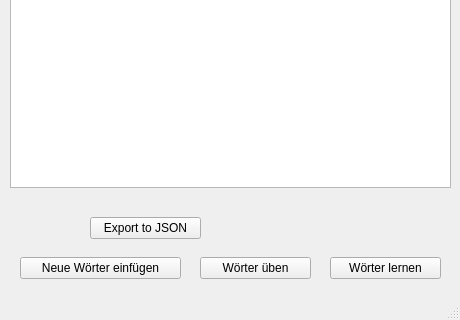
The window that mainwindow.ui (MisterHyde/vocaburglary) describes before a commit, drawn with Qt 5; both pictures show x 0 to 460 and y 400 to 720 of the 460 by 720 pixel window.
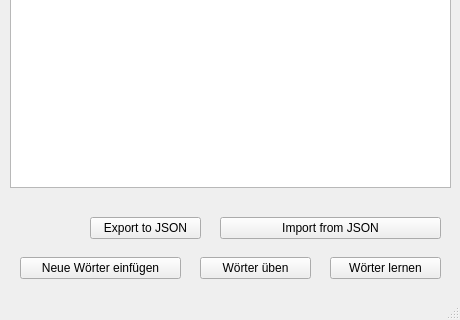
The same window after the commit.

Commit message: Import from JSON

Diff of the .ui file:
```diff
--- a/mainwindow.ui
+++ b/mainwindow.ui
@@ -342,6 +342,19 @@
      <string>Export to JSON</string>
     </property>
    </widget>
+   <widget class="QPushButton" name="pushButton">
+    <property name="geometry">
+     <rect>
+      <x>220</x>
+      <y>600</y>
+      <width>221</width>
+      <height>22</height>
+     </rect>
+    </property>
+    <property name="text">
+     <string>Import from JSON</string>
+    </property>
+   </widget>
    <zorder>vocableTable</zorder>
    <zorder>startWidget</zorder>
    <zorder>learnWidget</zorder>
```
Left out of the diff: 1 changed line with no effect on the pictures. The commit also changes 8 other files.
